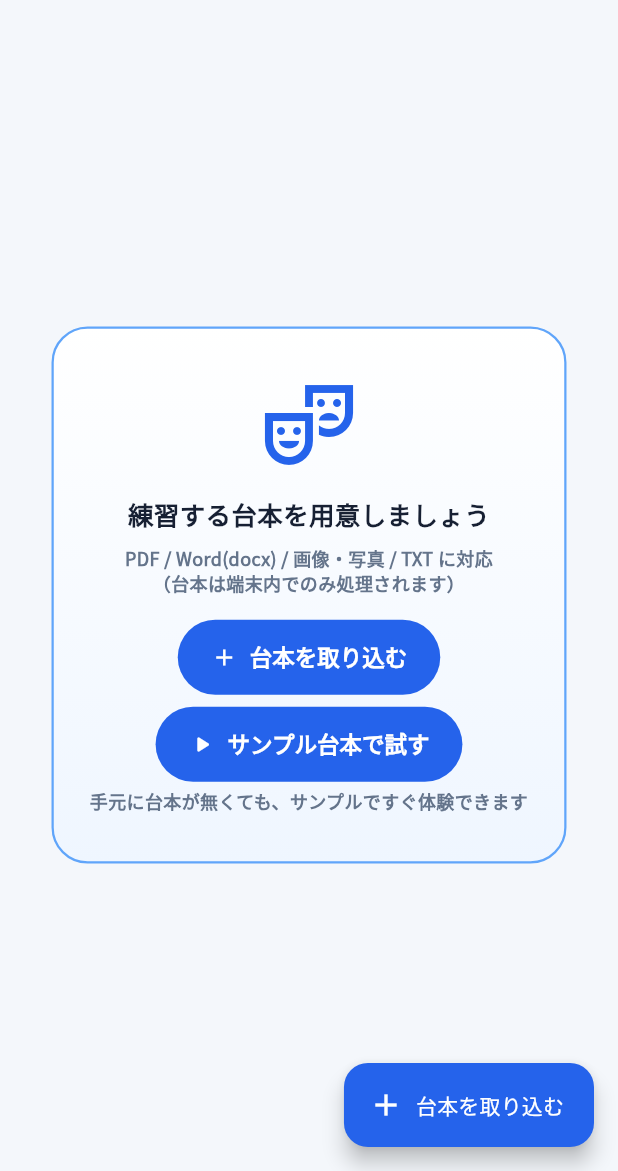
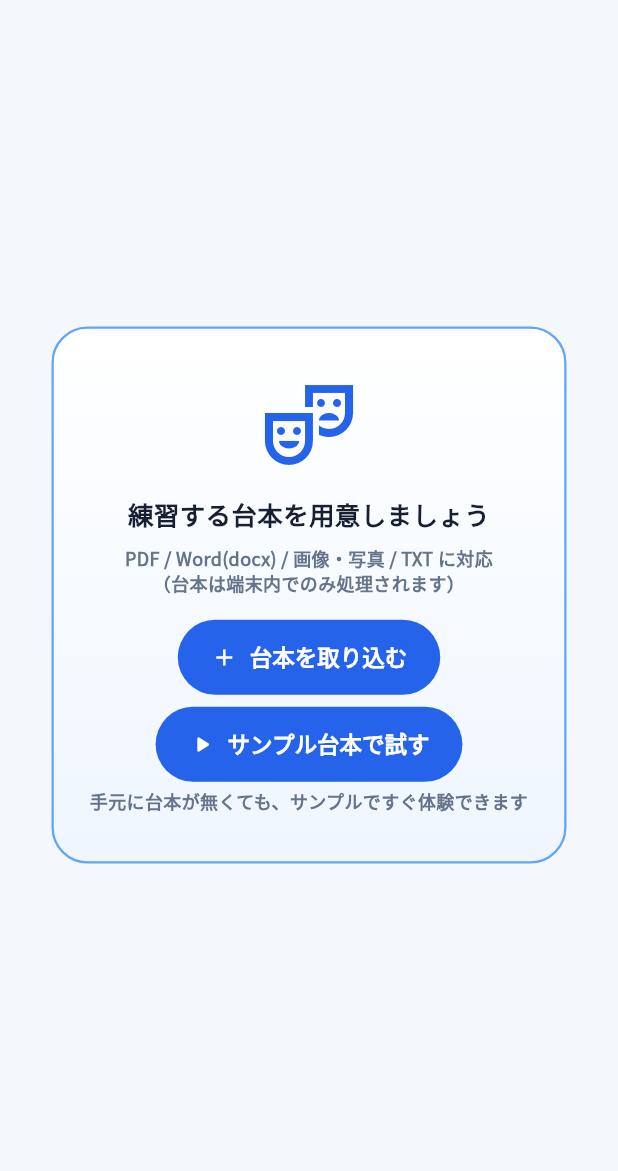
Before and after one commit to oshiyamad-blip/mood-cinema, a Flutter app: the screen it shows after launch, after a tap on "サンプル台本で試す", after a tap on the "delete outline" icon, on a phone screen of 412 x 824 dp, the part 65-1236 px from its top. Run offline on Flutter 3.47's test engine with Material 3 defaults, Android fonts, the phone set to English and light mode, and no system bars; our stand-ins replace audioplayers, file_picker, flutter_tts, google_mobile_ads, speech_to_text, web; missing offline and left inert: google_mlkit_text_recognition, pdfx, purchases_flutter, record, syncfusion_flutter_pdf; network calls fail.

Commit message:
serifu-app: 「台本を取り込む」の重複を解消（右下のボタンを削除）
ホームに「台本を取り込む」が2箇所（上部カード/空状態カード内と、
右下のフローティングボタン）出ていた。取り込み導線は上部の2択カード
（空状態はカード内ボタン）に一本化し、取り込み中のスピナーは
カード側のアイコン部分に表示する。

Co-Authored-By: Claude Opus 4.8 <noreply@anthropic.com>
Claude-Session: https://claude.ai/code/session_017ik5rDobPbdwAi9SSvZkH7

```diff
--- a/serifu-app/lib/screens/home_screen.dart
+++ b/serifu-app/lib/screens/home_screen.dart
@@ -216,16 +216,7 @@ class _HomeScreenState extends State<HomeScreen> {
       // 広告はホーム下部の小さなバナー1枠のみ（練習画面には出さない）。
       // 未読込・読込失敗時は高さ0でレイアウトに影響しない。
       bottomNavigationBar: const AdBanner(),
-      floatingActionButton: FloatingActionButton.extended(
-        onPressed: _busy ? null : _import,
-        icon: _busy
-            ? const SizedBox(
-                width: 18,
-                height: 18,
-                child: CircularProgressIndicator(strokeWidth: 2))
-            : const Icon(Icons.add),
-        label: const Text('台本を取り込む'),
-      ),
+      // 「台本を取り込む」は上部の2択カード（空状態はカード内ボタン）に一本化。
     );
   }
 
@@ -278,6 +269,7 @@ class _HomeScreenState extends State<HomeScreen> {
     required Color iconFg,
     required String title,
     required String subtitle,
+    bool busy = false,
     VoidCallback? onTap,
   }) {
     return Card(
@@ -297,7 +289,13 @@ class _HomeScreenState extends State<HomeScreen> {
                   color: iconBg,
                   borderRadius: BorderRadius.circular(AppRadius.sm),
                 ),
-                child: Icon(icon, color: iconFg, size: 22),
+                child: busy
+                    ? Padding(
+                        padding: const EdgeInsets.all(8),
+                        child: CircularProgressIndicator(
+                            strokeWidth: 2, color: iconFg),
+                      )
+                    : Icon(icon, color: iconFg, size: 22),
               ),
               const SizedBox(height: AppSpacing.sm),
               Text(title,
```
